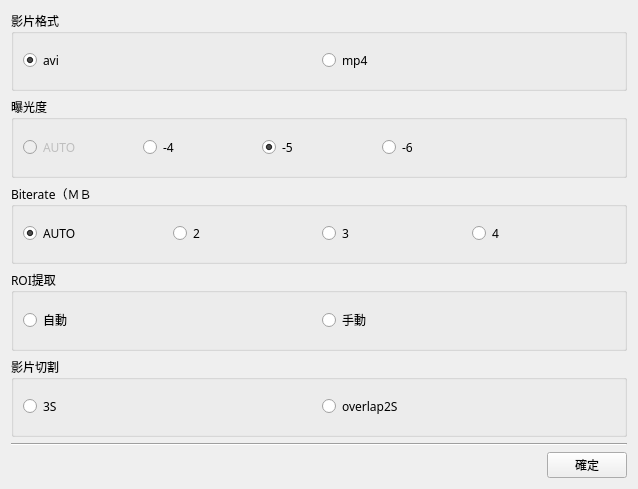
Above: videoparam.ui from Joya-Chen/eyeT before the change. Below: the same form after it.
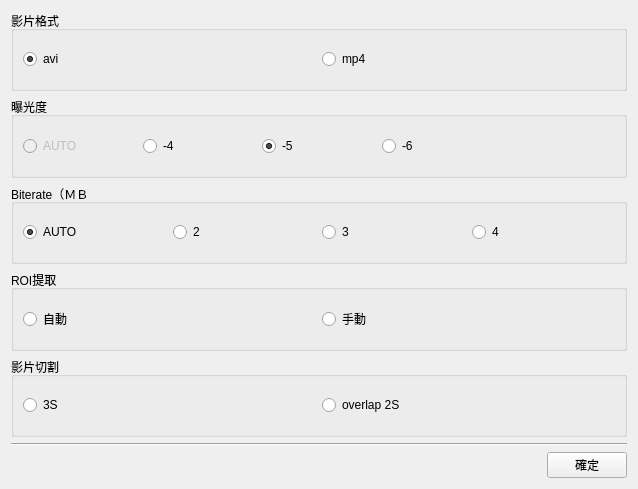
That is the form after the change.

```diff
--- a/videoparam.ui
+++ b/videoparam.ui
@@ -12,7 +12,8 @@
   </property>
   <property name="font">
    <font>
-    <family>微軟正黑體</family>
+    <family>Segoe UI</family>
+    <pointsize>9</pointsize>
    </font>
   </property>
   <property name="windowTitle">
@@ -24,12 +25,24 @@
   <layout class="QVBoxLayout" name="verticalLayout">
    <item>
     <widget class="QGroupBox" name="groupBox_format">
+     <property name="font">
+      <font>
+       <family>Microsoft JhengHei UI</family>
+       <pointsize>9</pointsize>
+      </font>
+     </property>
      <property name="title">
       <string>影片格式</string>
      </property>
      <layout class="QHBoxLayout" name="horizontalLayout">
       <item>
        <widget class="QRadioButton" name="radio_avi">
+        <property name="font">
+         <font>
+          <family>Microsoft JhengHei UI</family>
+          <pointsize>9</pointsize>
+         </font>
+        </property>
         <property name="text">
          <string>avi</string>
         </property>
@@ -40,6 +53,12 @@
       </item>
       <item>
        <widget class="QRadioButton" name="radio_mp4">
+        <property name="font">
+         <font>
+          <family>Microsoft JhengHei UI</family>
+          <pointsize>9</pointsize>
+         </font>
+        </property>
         <property name="text">
          <string>mp4</string>
         </property>
@@ -50,6 +69,12 @@
    </item>
    <item>
     <widget class="QGroupBox" name="groupBox_expose">
+     <property name="font">
+      <font>
+       <family>Microsoft JhengHei UI</family>
+       <pointsize>9</pointsize>
+      </font>
+     </property>
      <property name="title">
       <string>曝光度</string>
      </property>
@@ -59,6 +84,12 @@
         <property name="enabled">
          <bool>false</bool>
         </property>
+        <property name="font">
+         <font>
+          <family>Microsoft JhengHei UI</family>
+          <pointsize>9</pointsize>
+         </font>
+        </property>
         <property name="text">
          <string>AUTO</string>
         </property>
@@ -66,6 +97,12 @@
       </item>
       <item>
        <widget class="QRadioButton" name="radio_expose_4">
+        <property name="font">
+         <font>
+          <family>Microsoft JhengHei UI</family>
+          <pointsize>9</pointsize>
+         </font>
+        </property>
         <property name="text">
          <string>-4</string>
         </property>
@@ -73,6 +110,12 @@
       </item>
       <item>
        <widget class="QRadioButton" name="radio_expose_5">
+        <property name="font">
+         <font>
+          <family>Microsoft JhengHei UI</family>
+          <pointsize>9</pointsize>
+         </font>
+        </property>
         <property name="text">
          <string>-5</string>
         </property>
@@ -83,6 +126,12 @@
       </item>
       <item>
        <widget class="QRadioButton" name="radio_expose_6">
+        <property name="font">
+         <font>
+          <family>Microsoft JhengHei UI</family>
+          <pointsize>9</pointsize>
+         </font>
+        </property>
         <property name="text">
          <string>-6</string>
         </property>
@@ -90,6 +139,12 @@
       </item>
       <item>
        <widget class="QLabel" name="label_exposeValue">
+        <property name="font">
+         <font>
+          <family>Microsoft JhengHei UI</family>
+          <pointsize>9</pointsize>
+         </font>
+        </property>
         <property name="text">
          <string/>
         </property>
@@ -100,6 +155,12 @@
    </item>
    <item>
     <widget class="QGroupBox" name="groupBox_biterate">
+     <property name="font">
+      <font>
+       <family>Microsoft JhengHei UI</family>
+       <pointsize>9</pointsize>
+      </font>
+     </property>
      <property name="title">
       <string>Biterate（ＭＢ）</string>
      </property>
@@ -109,6 +170,12 @@
         <property name="enabled">
          <bool>true</bool>
         </property>
+        <property name="font">
+         <font>
+          <family>Microsoft JhengHei UI</family>
+          <pointsize>9</pointsize>
+         </font>
+        </property>
         <property name="text">
          <string>AUTO</string>
         </property>
@@ -119,6 +186,12 @@
       </item>
       <item>
        <widget class="QRadioButton" name="radio_bitra_2M">
+        <property name="font">
+         <font>
+          <family>Microsoft JhengHei UI</family>
+          <pointsize>9</pointsize>
+         </font>
+        </property>
         <property name="text">
          <string>2</string>
         </property>
@@ -126,6 +199,12 @@
       </item>
       <item>
        <widget class="QRadioButton" name="radio_bitra_3M">
+        <property name="font">
+         <font>
+          <family>Microsoft JhengHei UI</family>
+          <pointsize>9</pointsize>
+         </font>
+        </property>
         <property name="text">
          <string>3</string>
         </property>
@@ -133,6 +212,12 @@
       </item>
       <item>
        <widget class="QRadioButton" name="radio_bitra_4M">
+        <property name="font">
+         <font>
+          <family>Microsoft JhengHei UI</family>
+          <pointsize>9</pointsize>
+         </font>
+        </property>
         <property name="text">
          <string>4</string>
         </property>
@@ -143,12 +228,24 @@
    </item>
    <item>
     <widget class="QGroupBox" name="groupBox_3">
+     <property name="font">
+      <font>
+       <family>Microsoft JhengHei UI</family>
+       <pointsize>9</pointsize>
+      </font>
+     </property>
      <property name="title">
       <string>ROI提取</string>
      </property>
      <layout class="QHBoxLayout" name="horizontalLayout_3">
       <item>
        <widget class="QRadioButton" name="radio_roi_crop">
+        <property name="font">
+         <font>
+          <family>Microsoft JhengHei UI</family>
+          <pointsize>9</pointsize>
+         </font>
+        </property>
         <property name="text">
          <string>自動</string>
         </property>
@@ -156,6 +253,12 @@
       </item>
       <item>
        <widget class="QRadioButton" name="radio_roi_no">
+        <property name="font">
+         <font>
+          <family>Microsoft JhengHei UI</family>
+          <pointsize>9</pointsize>
+         </font>
+        </property>
         <property name="text">
          <string>手動</string>
         </property>
@@ -169,12 +272,24 @@
      <property name="enabled">
       <bool>true</bool>
      </property>
+     <property name="font">
+      <font>
+       <family>Microsoft JhengHei UI</family>
+       <pointsize>9</pointsize>
+      </font>
+     </property>
      <property name="title">
       <string>影片切割</string>
      </property>
      <layout class="QHBoxLayout" name="horizontalLayout_4">
       <item>
        <widget class="QRadioButton" name="radioButton_7">
+        <property name="font">
+         <font>
+          <family>Microsoft JhengHei UI</family>
+          <pointsize>9</pointsize>
+         </font>
+        </property>
         <property name="text">
          <string>3S</string>
         </property>
@@ -182,8 +297,14 @@
       </item>
       <item>
        <widget class="QRadioButton" name="radioButton_8">
+        <property name="font">
+         <font>
+          <family>Microsoft JhengHei UI</family>
+          <pointsize>9</pointsize>
+         </font>
+        </property>
         <property name="text">
-         <string>overlap2S</string>
+         <string>overlap 2S</string>
         </property>
        </widget>
       </item>
```
Left out of the diff: 20 changed lines with no effect on the pictures.
